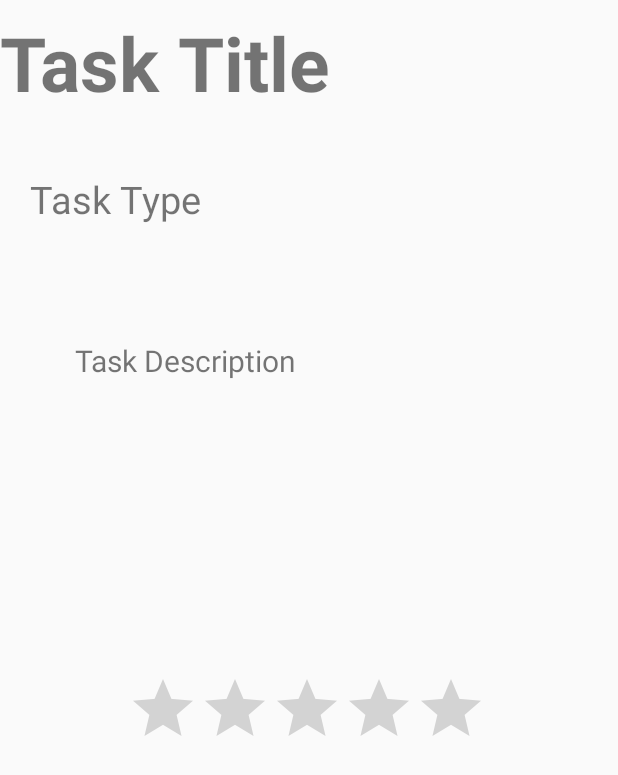
After one commit to mskopic/HealthApp_test, an Android app: the MoodDetails screen opened directly, with no data from a screen before it, on a phone screen of 412 x 824 dp. The commit adds this screen. Shown: the top 775 px of the screen. Run offline under Robolectric (Android 15) with nearby library versions, the phone set to English and light mode, and no system bars.

Commit message:
Vertical Prototype: Rating Mood
Rate a user's mood. If user does not select anything, then rate is
automatically set as Neutral (equivalent to 3 out of 5). The submit
button also appears when user selects a rating.

```diff
--- a/app/src/main/AndroidManifest.xml
+++ b/app/src/main/AndroidManifest.xml
@@ -9,7 +9,8 @@
         android:roundIcon="@mipmap/ic_launcher_round"
         android:supportsRtl="true"
         android:theme="@style/AppTheme">
-        <activity android:name=".DetailActivity"></activity>
+        <activity android:name=".MoodDetails"></activity>
+        <activity android:name=".DetailActivity" />
         <activity
             android:name=".NewMeal"
             android:label="@string/title_activity_new_meal"
--- a/app/src/main/java/com/example/healthapp_test/DetailActivity.java
+++ b/app/src/main/java/com/example/healthapp_test/DetailActivity.java
@@ -23,7 +23,7 @@ public class DetailActivity extends AppCompatActivity {
             TextView task_type;
             if(text.trim().equals("Lunch")){
                 task_type = (TextView) findViewById(R.id.task_type);
-                String textTask = "Diet Plan: Intermittent Fasting";
+                String textTask = "Diet Plan: Keto";
                 task_type.setText(textTask);
 
                 task_description = (TextView) findViewById(R.id.task_description);
@@ -41,21 +41,11 @@ public class DetailActivity extends AppCompatActivity {
 
             } else if(text.trim().equals("Dinner")){
                 task_type = (TextView) findViewById(R.id.task_type);
-                String textTask = "Diet Plan: Intermittent Fasting";
+                String textTask = "Diet Plan: Keto";
                 task_type.setText(textTask);
 
                 task_description = (TextView) findViewById(R.id.task_description);
                 String textDescription = "Diet plan that you have selected. Check the Goals tab to make changes.";
-                task_description.setText(textDescription);
-
-            } else if(text.trim().equals("Mood")){
-                task_type = (TextView) findViewById(R.id.task_type);
-                String textTask = "How was your day?";
-                task_type.setText(textTask);
-                // maybe have scroll bar or radio button/Likert Scale
-
-                task_description = (TextView) findViewById(R.id.task_description);
-                String textDescription = "Check in to see what your overall mood was for today.";
                 task_description.setText(textDescription);
 
             } else if(text.trim().equals("Sleep")){
--- /dev/null
+++ b/app/src/main/java/com/example/healthapp_test/MoodDetails.java
@@ -0,0 +1,70 @@
+package com.example.healthapp_test;
+
+import android.content.Intent;
+import android.support.v7.app.AppCompatActivity;
+import android.os.Bundle;
+import android.view.View;
+import android.widget.Button;
+import android.widget.RatingBar;
+import android.widget.TextView;
+
+public class MoodDetails extends AppCompatActivity {
+    RatingBar rb;
+    TextView value;
+    Button submit;
+    @Override
+    protected void onCreate(Bundle savedInstanceState) {
+        super.onCreate(savedInstanceState);
+        setContentView(R.layout.activity_mood_details);
+
+        if(getIntent().hasExtra("com.example.healthapp_test_DETAILS")){
+            TextView tv = (TextView) findViewById(R.id.task_name);
+            String text = getIntent().getExtras().getString("com.example.healthapp_test_DETAILS");
+            tv.setText(text);
+
+            // fill in details depending on which task user chose (HARDCODED)
+            TextView task_description;
+            TextView task_type;
+
+            task_type = (TextView) findViewById(R.id.task_type);
+            String textTask = "How was your day?";
+            task_type.setText(textTask);
+            // maybe have scroll bar or radio button/Likert Scale
+
+            task_description = (TextView) findViewById(R.id.task_description);
+            String textDescription = "Check in to see what your overall mood was for today. " +
+                    "Note that if the user has not rated for the day, the rating will be set " +
+                    "to 3 out of 5 by default (Neutral Mood).";
+            task_description.setText(textDescription);
+        }
+        rb = (RatingBar) findViewById(R.id.ratingBar);
+        value = (TextView) findViewById(R.id.value);
+        submit = (Button) findViewById(R.id.rating_submit);
+
+        rb.setOnRatingBarChangeListener(new RatingBar.OnRatingBarChangeListener() {
+            @Override
+            public void onRatingChanged(RatingBar ratingBar, float rating, boolean fromUser) {
+                if(rating == 1) {
+                    value.setText("Very Bad");
+                }else if(rating == 2) {
+                    value.setText("Bad");
+                }else if(rating == 3) {
+                    value.setText("Neutral");
+                }else if(rating == 4){
+                    value.setText("Good");
+                }else if(rating == 5) {
+                    value.setText("Very Good");
+                }
+                submit.setVisibility(View.VISIBLE);
+                submit.setOnClickListener(new View.OnClickListener() {
+                    @Override
+                    public void onClick(View v) {
+                        Intent startIntent = new Intent(getApplicationContext(), MainActivity.class);
+                        startIntent.putExtra("com.example.healthapp_test_MOOD_RATING", "COMPLETE");
+                        startActivity(startIntent);
+                    }
+                });
+            }
+        });
+    }
+}
--- a/app/src/main/java/com/example/healthapp_test/RecyclerViewAdapter.java
+++ b/app/src/main/java/com/example/healthapp_test/RecyclerViewAdapter.java
@@ -59,9 +59,17 @@ public class RecyclerViewAdapter extends RecyclerView.Adapter<RecyclerViewAdapte
                 dialog_btn_call.setOnClickListener(new View.OnClickListener(){
                     @Override
                     public void onClick(View v) {
-                        Intent startIntent = new Intent(mContext, DetailActivity.class);
-                        startIntent.putExtra("com.example.healthapp_test_DETAILS",  " " + mData.get(vHolder.getAdapterPosition()).getName());
-                        mContext.startActivity(startIntent);
+                        TextView dialog_name_id = (TextView) vHolder.item_contact.findViewById(R.id.name_contact);
+                        String value_name = dialog_name_id.getText().toString();
+                        if(value_name.trim().equals("Mood")){
+                            Intent startIntent = new Intent(mContext, MoodDetails.class);
+                            startIntent.putExtra("com.example.healthapp_test_DETAILS", " " + mData.get(vHolder.getAdapterPosition()).getName());
+                            mContext.startActivity(startIntent);
+                        } else {
+                            Intent startIntent = new Intent(mContext, DetailActivity.class);
+                            startIntent.putExtra("com.example.healthapp_test_DETAILS", " " + mData.get(vHolder.getAdapterPosition()).getName());
+                            mContext.startActivity(startIntent);
+                        }
                     }
                 });
 
--- a/app/src/main/java/com/example/healthapp_test/ScheduleTab.java
+++ b/app/src/main/java/com/example/healthapp_test/ScheduleTab.java
@@ -9,6 +9,9 @@ import android.support.v7.widget.RecyclerView;
 import android.view.LayoutInflater;
 import android.view.View;
 import android.view.ViewGroup;
+import android.widget.TextView;
+
+import org.w3c.dom.Text;
 
 import java.util.ArrayList;
 import java.util.List;
--- /dev/null
+++ b/app/src/main/res/layout/activity_mood_details.xml
@@ -0,0 +1,101 @@
+<?xml version="1.0" encoding="utf-8"?>
+<android.support.constraint.ConstraintLayout xmlns:android="http://schemas.android.com/apk/res/android"
+    xmlns:app="http://schemas.android.com/apk/res-auto"
+    xmlns:tools="http://schemas.android.com/tools"
+    android:layout_width="match_parent"
+    android:layout_height="match_parent"
+    tools:context=".MoodDetails">
+
+    <TextView
+        android:id="@+id/task_name"
+        android:layout_width="match_parent"
+        android:layout_height="79dp"
+        android:layout_marginTop="8dp"
+        android:text="Task Title"
+        android:textSize="50sp"
+        android:textStyle="bold"
+        app:layout_constraintTop_toTopOf="parent"
+        tools:layout_editor_absoluteX="0dp" />
+
+    <TextView
+        android:id="@+id/task_type"
+        android:layout_width="366dp"
+        android:layout_height="90dp"
+        android:layout_marginTop="8dp"
+        android:padding="20dp"
+        android:text="Task Type"
+        android:textSize="25dp"
+        app:layout_constraintTop_toBottomOf="@+id/task_name"
+        tools:layout_editor_absoluteX="45dp" />
+
+    <TextView
+        android:id="@+id/task_description"
+        android:layout_width="322dp"
+        android:layout_height="203dp"
+        android:layout_marginTop="36dp"
+        android:layout_marginEnd="8dp"
+        android:layout_marginRight="8dp"
+        android:padding="5dp"
+        android:paddingLeft="10dp"
+        android:paddingRight="10dp"
+        android:text="Task Description"
+        android:textSize="20sp"
+        app:layout_constraintEnd_toEndOf="parent"
+        app:layout_constraintHorizontal_bias="0.543"
+        app:layout_constraintStart_toStartOf="parent"
+        app:layout_constraintTop_toBottomOf="@+id/task_type" />
+
+    <RatingBar
+        android:id="@+id/ratingBar"
+        android:layout_width="wrap_content"
+
+        android:layout_height="wrap_content"
+        android:layout_marginStart="8dp"
+        android:layout_marginLeft="8dp"
+        android:layout_marginTop="24dp"
+        android:layout_marginEnd="8dp"
+        android:layout_marginRight="8dp"
+        android:stepSize="1"
+        app:layout_constraintEnd_toEndOf="parent"
+        app:layout_constraintHorizontal_bias="0.49"
+        app:layout_constraintStart_toStartOf="parent"
+        app:layout_constraintTop_toBottomOf="@+id/task_description" />
+
+    <TextView
+        android:id="@+id/value"
+        android:layout_width="91dp"
+        android:layout_height="35dp"
+        android:layout_marginStart="84dp"
+        android:layout_marginLeft="84dp"
+        android:layout_marginTop="12dp"
+        android:layout_marginEnd="8dp"
+        android:layout_marginRight="8dp"
+        android:layout_marginBottom="8dp"
+        app:layout_constraintBottom_toBottomOf="parent"
+        app:layout_constraintEnd_toEndOf="parent"
+        app:layout_constraintHorizontal_bias="0.0"
+        app:layout_constraintStart_toStartOf="parent"
+        app:layout_constraintTop_toBottomOf="@+id/ratingBar"
+        app:layout_constraintVertical_bias="0.0"
+        tools:text="Value :" />
+
+    <Button
+        android:id="@+id/rating_submit"
+        android:layout_width="wrap_content"
+        android:layout_height="wrap_content"
+        android:layout_marginStart="8dp"
+        android:layout_marginLeft="8dp"
+        android:layout_marginTop="68dp"
+        android:layout_marginEnd="8dp"
+        android:layout_marginRight="8dp"
+        android:layout_marginBottom="8dp"
+        android:text="Submit"
+        android:visibility="invisible"
+        app:layout_constraintBottom_toBottomOf="parent"
+        app:layout_constraintEnd_toEndOf="parent"
+        app:layout_constraintHorizontal_bias="0.498"
+        app:layout_constraintStart_toStartOf="parent"
+        app:layout_constraintTop_toBottomOf="@+id/ratingBar"
+        app:layout_constraintVertical_bias="0.0" />
+
+</android.support.constraint.ConstraintLayout>
```
